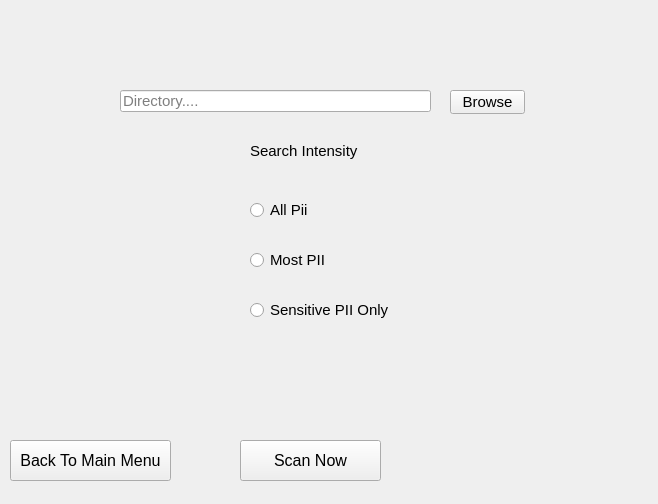
Old version of the form app/PiiScannerGui.ui in the repository urboi11/Group-43---Capstone-Project.
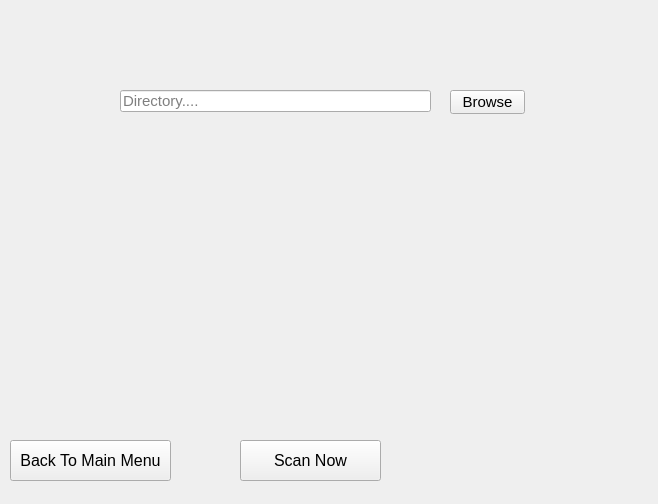
New version of the form. The open tabs and pages were chosen to show the change.

```diff
--- a/app/PiiScannerGui.ui
+++ b/app/PiiScannerGui.ui
@@ -108,87 +108,6 @@
       <string>Browse</string>
      </property>
     </widget>
-    <widget class="QRadioButton" name="DirectoriesAllPiiButton">
-     <property name="geometry">
-      <rect>
-       <x>250</x>
-       <y>170</y>
-       <width>89</width>
-       <height>20</height>
-      </rect>
-     </property>
-     <property name="font">
-      <font>
-       <pointsize>11</pointsize>
-      </font>
-     </property>
-     <property name="toolTip">
-      <string>Scans for all PII</string>
-     </property>
-     <property name="text">
-      <string>All Pii</string>
-     </property>
-    </widget>
-    <widget class="QLabel" name="label">
-     <property name="geometry">
-      <rect>
-       <x>250</x>
-       <y>100</y>
-       <width>141</width>
-       <height>41</height>
-      </rect>
-     </property>
-     <property name="font">
-      <font>
-       <pointsize>11</pointsize>
-      </font>
-     </property>
-     <property name="text">
-      <string>Search Intensity</string>
-     </property>
-    </widget>
-    <widget class="QRadioButton" name="DirectoriesMostPIIlButton">
-     <property name="geometry">
-      <rect>
-       <x>250</x>
-       <y>220</y>
-       <width>89</width>
-       <height>20</height>
-      </rect>
-     </property>
-     <property name="font">
-      <font>
-       <pointsize>11</pointsize>
-      </font>
-     </property>
-     <property name="toolTip">
-      <string>Scan for most PII within the files searched.</string>
-     </property>
-     <property name="text">
-      <string>Most PII</string>
-     </property>
-    </widget>
-    <widget class="QRadioButton" name="DirectoriesSensPIIButton">
-     <property name="geometry">
-      <rect>
-       <x>250</x>
-       <y>270</y>
-       <width>151</width>
-       <height>20</height>
-      </rect>
-     </property>
-     <property name="font">
-      <font>
-       <pointsize>11</pointsize>
-      </font>
-     </property>
-     <property name="toolTip">
-      <string>Scans for only sensitive PII like emails and SSNs</string>
-     </property>
-     <property name="text">
-      <string>Sensitive PII Only</string>
-     </property>
-    </widget>
     <widget class="QPushButton" name="DirectoryScanNowButton">
      <property name="geometry">
       <rect>
```
Left out of the diff: 83 changed lines with no effect on the pictures.
